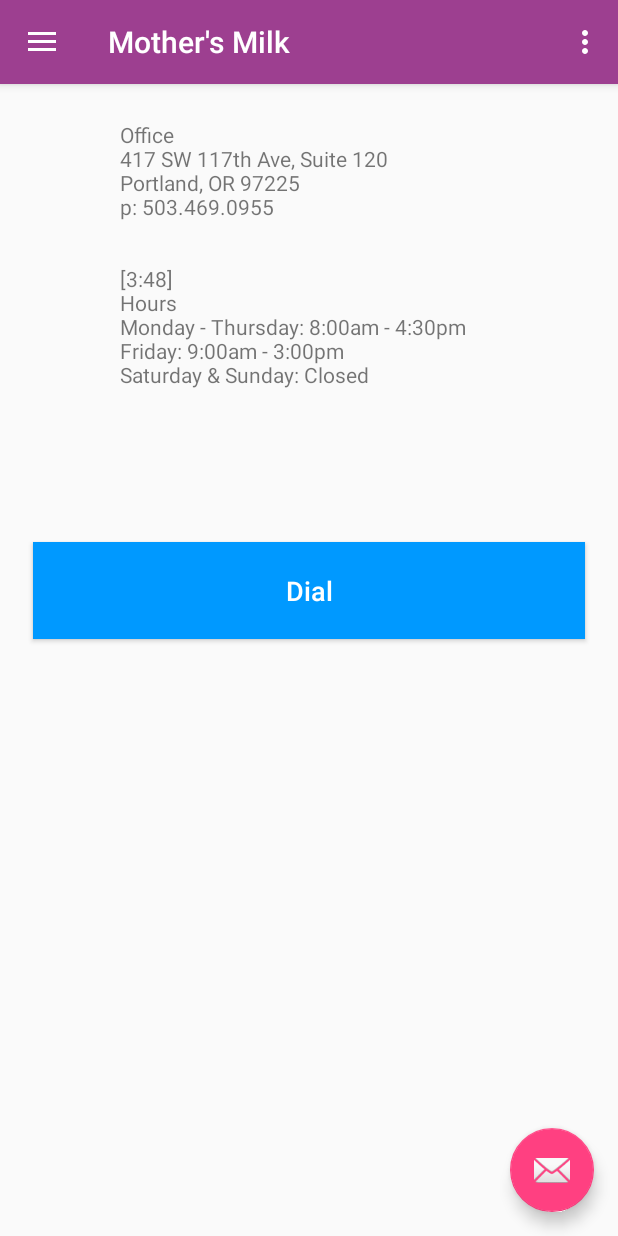
After one commit to soumyasiri/WeCodeHackathon, an Android app: the ContactActivity screen opened directly, with no data from a screen before it, on a phone screen of 412 x 824 dp. The commit adds this screen. Run offline under Robolectric (Android 15) with nearby library versions, the phone set to English and light mode, and no system bars.

Commit message:
added contact feature

```diff
--- a/app/src/main/AndroidManifest.xml
+++ b/app/src/main/AndroidManifest.xml
@@ -23,6 +23,7 @@
         <activity android:name=".activities.LoginActivity" />
         <activity android:name=".activities.SignupActivity" />
         <activity android:name=".activities.ShareActivity" />
+        <activity android:name=".activities.ContactActivity" />
         <activity android:name=".activities.DonationActivity" />
     </application>
 
--- a/app/src/main/java/info/wecode/MainActivity.java
+++ b/app/src/main/java/info/wecode/MainActivity.java
@@ -11,6 +11,7 @@
 import android.view.Menu;
 import android.view.MenuItem;
 
+import info.wecode.activities.ContactActivity;
 import info.wecode.activities.DonationActivity;
 import info.wecode.activities.FAQActivity;
 import info.wecode.activities.LoginActivity;
@@ -130,7 +131,7 @@
         } else if (id == R.id.nav_share) {
             startActivity(new Intent(this, ShareActivity.class));
         } else if (id == R.id.nav_contact_info) {
-
+            startActivity(new Intent(this, ContactActivity.class));
         }
 
         DrawerLayout drawer = (DrawerLayout) findViewById(R.id.drawer_layout);
--- /dev/null
+++ b/app/src/main/java/info/wecode/activities/ContactActivity.java
@@ -0,0 +1,54 @@
+package info.wecode.activities;
+
+import android.content.Context;
+import android.content.Intent;
+import android.net.Uri;
+import android.os.Bundle;
+import android.view.LayoutInflater;
+import android.view.View;
+import android.widget.Button;
+import android.widget.TextView;
+
+import info.wecode.MainActivity;
+import info.wecode.R;
+
+public class ContactActivity extends MainActivity {
+
+
+    Button dialBtn;
+    TextView contactTv;
+
+    @Override
+    protected void onCreate(Bundle savedInstanceState) {
+        super.onCreate(savedInstanceState);
+        LayoutInflater inflater = (LayoutInflater) this
+                .getSystemService(Context.LAYOUT_INFLATER_SERVICE);
+        View contentView = inflater.inflate(R.layout.activity_contact, null, false);
+        mDrawer.addView(contentView, 0);
+        contactTv = (TextView) findViewById(R.id.contactTV);
+        dialBtn = (Button) findViewById(R.id.dialBtn);
+        //5034690955
+
+        contactTv.setText("Office\n" +
+                "417 SW 117th Ave, Suite 120\n" +
+                "Portland, OR 97225\n" +
+                "p: 503.469.0955\n" +
+                "\n" +
+                "\n" +
+                "[3:48] \n" +
+                "Hours\n" +
+                "Monday - Thursday: 8:00am - 4:30pm\n" +
+                "Friday: 9:00am - 3:00pm\n" +
+                "Saturday & Sunday: Closed");
+        dialBtn.setOnClickListener(new View.OnClickListener() {
+            @Override
+            public void onClick(View v) {
+                Uri number = Uri.parse("5034690955");
+                Intent callIntent = new Intent(Intent.ACTION_DIAL, number);
+                startActivity(callIntent);
+            }
+        });
+
+
+    }
+}
--- /dev/null
+++ b/app/src/main/res/layout/activity_contact.xml
@@ -0,0 +1,33 @@
+<?xml version="1.0" encoding="utf-8"?>
+<android.support.constraint.ConstraintLayout
+    xmlns:android="http://schemas.android.com/apk/res/android" android:layout_width="match_parent"
+    android:layout_height="match_parent">
+
+    <LinearLayout
+        android:layout_width="match_parent"
+        android:layout_height="match_parent"
+        android:layout_gravity="center"
+        android:orientation="vertical">
+
+        <TextView
+            android:id="@+id/contactTV"
+            android:layout_width="match_parent"
+            android:layout_height="wrap_content"
+            android:layout_margin="80dp"/>
+
+        <Button
+            android:id="@+id/dialBtn"
+            android:layout_width="fill_parent"
+            android:layout_height="wrap_content"
+            android:layout_margin="22dp"
+            android:background="#0099ff"
+            android:padding="20dp"
+            android:text="Dial"
+            android:textAllCaps="false"
+            android:textColor="#fff"
+            android:textSize="18sp" />
+
+
+    </LinearLayout>
+
+</android.support.constraint.ConstraintLayout>
```
